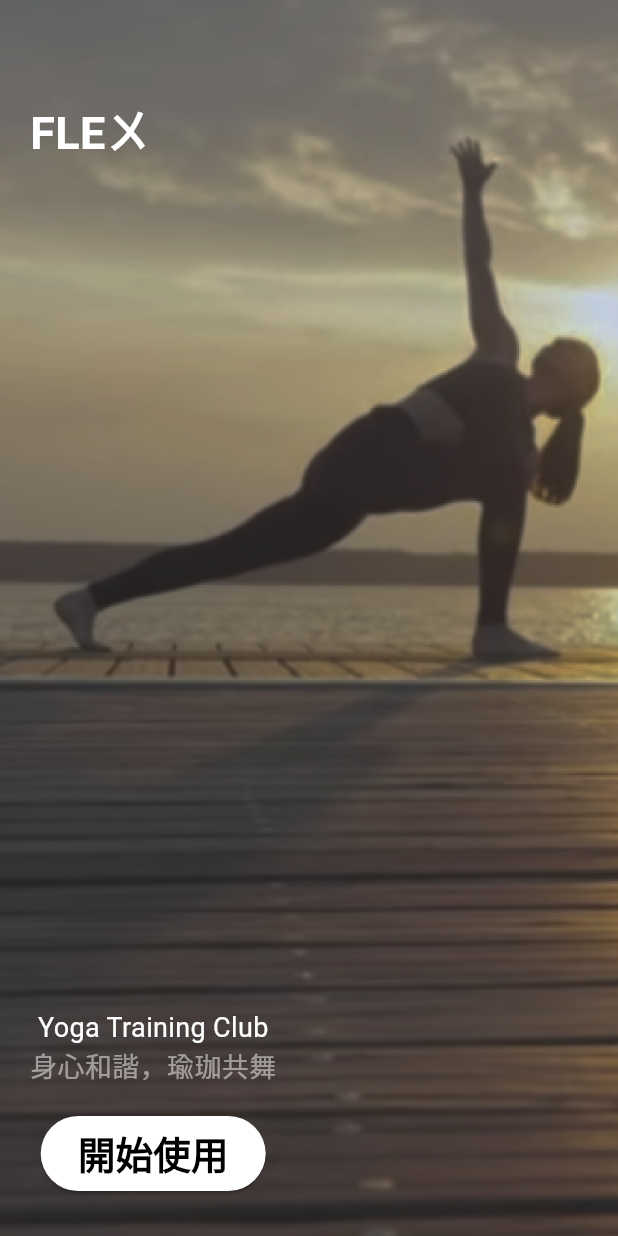
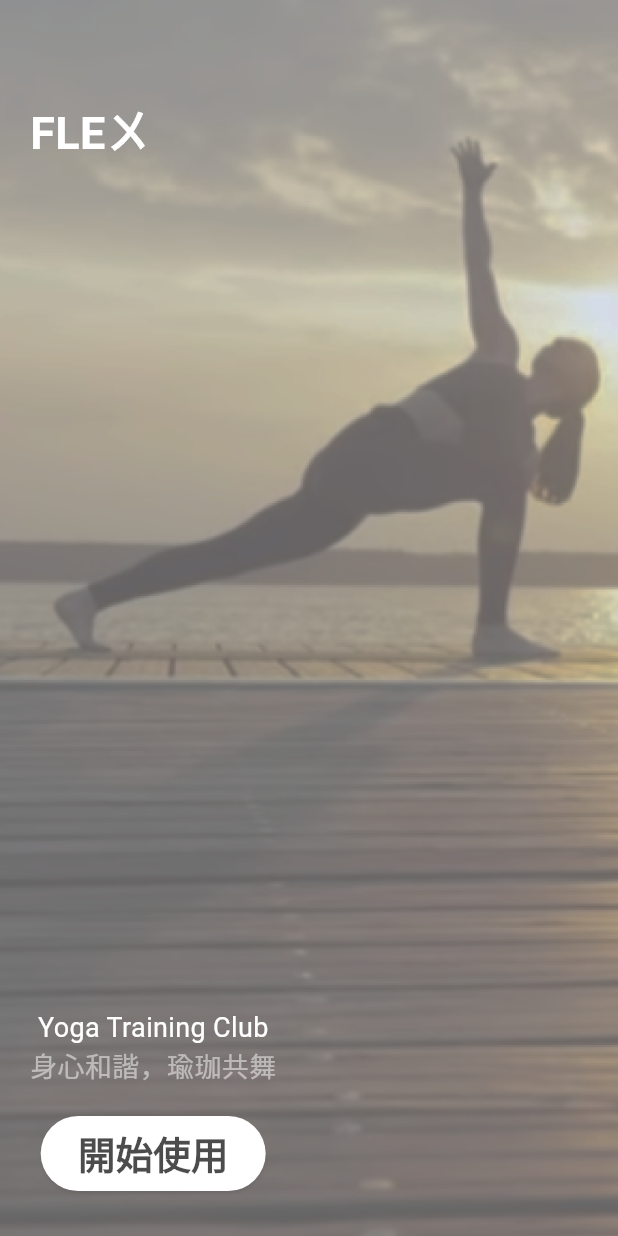
Before and after one commit to live7086/mvp_one, a Flutter app: the first screen one second after launch, on a phone screen of 412 x 824 dp. Run offline on Flutter 3.47's test engine with Material 3 defaults, Android fonts, the phone set to English and light mode, and no system bars; our stand-ins replace camera, carousel_slider, firebase_auth, firebase_core, firebase_database, flutter_tts and 4 more; missing offline and left inert: google_ml_kit, splash_screen_view; accounts and stored records are empty.

Commit message:
開場動畫進入啟動畫面新增動畫。

```diff
--- a/lib/beginning/startPage.dart
+++ b/lib/beginning/startPage.dart
@@ -1,11 +1,32 @@
 import 'package:flutter/material.dart';
 import 'package:mvp_one/sign/signin.dart';
 
-class startPage extends StatelessWidget {
-  const startPage({Key? key}) : super(key: key);
+class StartPage extends StatefulWidget {
+  const StartPage({Key? key}) : super(key: key);
+
+  @override
+  _StartPageState createState() => _StartPageState();
+}
+
+class _StartPageState extends State<StartPage> {
+  double _opacity = 0.0;
+
+  @override
+  void initState() {
+    super.initState();
+    Future.delayed(Duration(milliseconds: 200), () {
+      setState(() {
+        _opacity = 1.0;
+      });
+    });
+  }
+
   @override
   Widget build(BuildContext context) {
-    return const Scaffold(
+    return AnimatedOpacity(
+      duration: Duration(milliseconds: 1000),
+      opacity: _opacity,
+      child: const Scaffold(
         body: Stack(
           children: [
             BackgroundImage(),
@@ -35,6 +56,7 @@ class startPage extends StatelessWidget {
               ),
             ),
           ],
+        ),
       ),
     );
   }
--- a/lib/main.dart
+++ b/lib/main.dart
@@ -5,7 +5,8 @@ import 'package:provider/provider.dart';
 import 'package:splash_screen_view/SplashScreenView.dart';
 import 'provider/provider.dart';
 
-var kColorScheme = ColorScheme.fromSeed(seedColor: const Color.fromARGB(255, 159, 120, 250));
+var kColorScheme =
+    ColorScheme.fromSeed(seedColor: const Color.fromARGB(255, 159, 120, 250));
 
 void main() async {
   WidgetsFlutterBinding.ensureInitialized();
@@ -18,6 +19,12 @@ void main() async {
       ],
       child: MaterialApp(
         theme: ThemeData().copyWith(
+          pageTransitionsTheme: PageTransitionsTheme(
+            builders: {
+              TargetPlatform.android: FadeUpwardsPageTransitionsBuilder(),
+              TargetPlatform.iOS: FadeUpwardsPageTransitionsBuilder(),
+            },
+          ),
           colorScheme: kColorScheme,
           appBarTheme: const AppBarTheme().copyWith(
             backgroundColor: kColorScheme.onPrimaryContainer,
@@ -36,11 +43,11 @@ void main() async {
             ),
           ),
           textTheme: ThemeData().textTheme.copyWith(
-            titleLarge: TextStyle(
-              color: kColorScheme.onSecondaryContainer,
-              fontSize: 26,
-            ),
-          ),
+                titleLarge: TextStyle(
+                  color: kColorScheme.onSecondaryContainer,
+                  fontSize: 26,
+                ),
+              ),
         ),
         home: SplashScreen(),
       ),
@@ -52,7 +59,7 @@ class SplashScreen extends StatelessWidget {
   @override
   Widget build(BuildContext context) {
     return SplashScreenView(
-      navigateRoute: startPage(),
+      navigateRoute: StartPage(),
       duration: 3000,
       text: "FLEX",
       textType: TextType.ColorizeAnimationText,
--- a/lib/route.dart
+++ b/lib/route.dart
@@ -38,7 +38,7 @@ class AppRoutes {
   static Route<dynamic> generateRoute(RouteSettings settings) {
     switch (settings.name) {
       case home:
-        return MaterialPageRoute(builder: (_) => const startPage());
+        return MaterialPageRoute(builder: (_) => const StartPage());
       case action:
         return MaterialPageRoute(builder: (_) => const ActionPage());
       // case intro:
```
Lines whose indentation alone changed are shown as unchanged.
